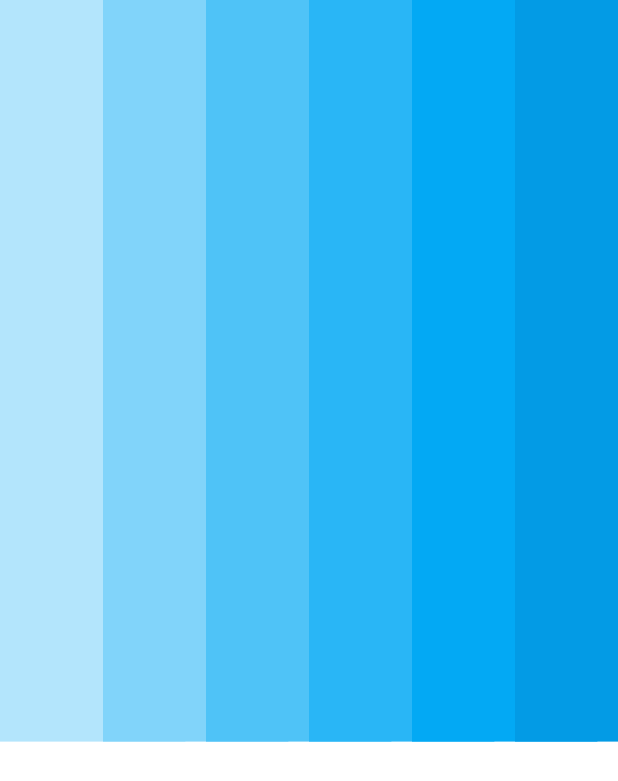
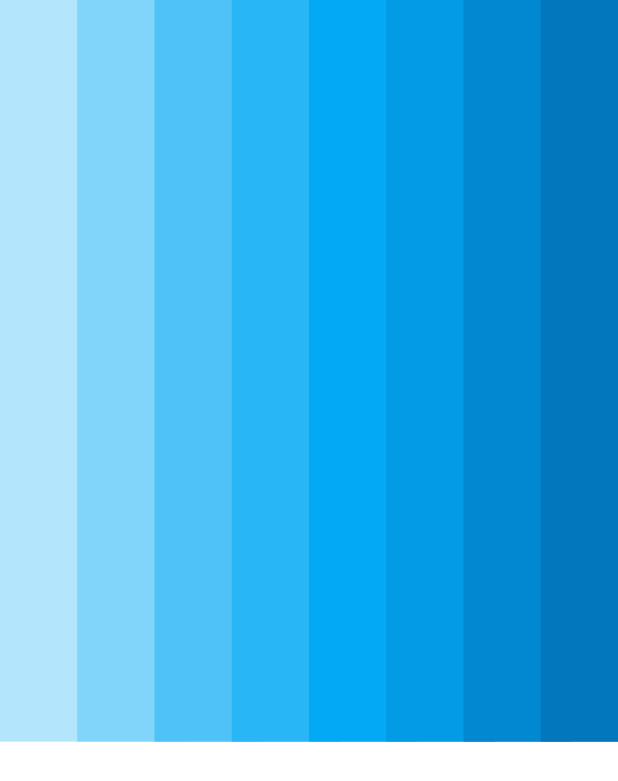
Before and after one commit to Kurogoma4D/flutter_parallax_web, a Flutter app: the screen it shows after launch, on a phone screen of 412 x 824 dp. Shown: the top 781 px of the screen. Run offline on Flutter 3.47's test engine with Material 2 defaults, Android fonts, the phone set to English and light mode, and no system bars; missing offline and left inert: flutter_web; statements that could not run were skipped.

Commit message:
change: box behavior

```diff
--- a/lib/stack_sequence.dart
+++ b/lib/stack_sequence.dart
@@ -7,7 +7,7 @@ class SlideBoxes extends StatefulWidget {
 
   final Size size;
   final ValueNotifier<double> scrollPer;
-  final int numberOfBoxes = 6;
+  final int numberOfBoxes = 8;
 
   _SlideBoxesState createState() => _SlideBoxesState();
 }
@@ -31,7 +31,7 @@ class _SlideBoxesState extends State<SlideBoxes> {
           return Positioned(
             top: (value > i * boxPosRef)
                 ? min(
-                    value / (1 - i * 0.2) * 100, widget.size.height - boxHeight)
+                    (1 - (1-value) / (1-i*boxPosRef)) * 500, widget.size.height - boxHeight)
                 : 0,
             left: i * widget.size.width * boxPosRef,
             width: widget.size.width * 0.3,
```
